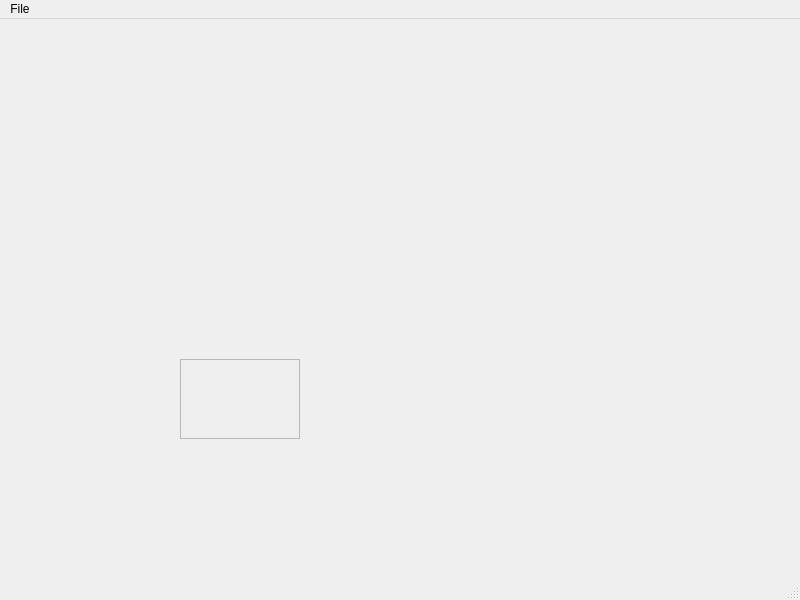
Qt form mainwindow.ui (helisoya/ProjetVN) before a commit.
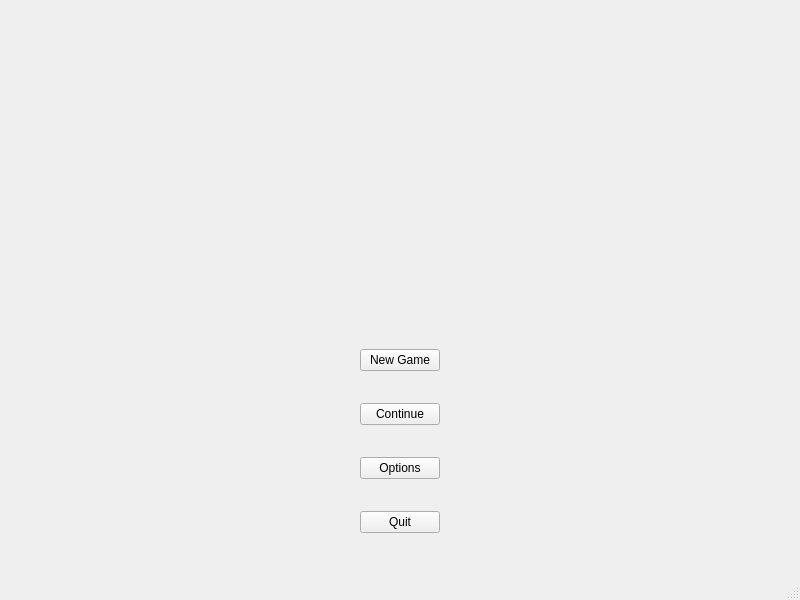
The same form after that commit. Icons and pictures are not drawn.

Commit message: main menu

```diff
--- a/mainwindow.ui
+++ b/mainwindow.ui
@@ -14,21 +14,120 @@
    <string>The Adventures of Baptiste</string>
   </property>
   <widget class="QWidget" name="centralwidget">
-   <widget class="QFrame" name="frame">
+   <property name="enabled">
+    <bool>true</bool>
+   </property>
+   <widget class="QWidget" name="gridLayoutWidget">
     <property name="geometry">
      <rect>
-      <x>180</x>
-      <y>340</y>
-      <width>120</width>
-      <height>80</height>
+      <x>-1</x>
+      <y>-1</y>
+      <width>801</width>
+      <height>561</height>
      </rect>
     </property>
-    <property name="frameShape">
-     <enum>QFrame::StyledPanel</enum>
-    </property>
-    <property name="frameShadow">
-     <enum>QFrame::Raised</enum>
-    </property>
+    <layout class="QGridLayout" name="gridLayout">
+     <item row="0" column="1">
+      <widget class="QLabel" name="label">
+       <property name="text">
+        <string/>
+       </property>
+       <property name="pixmap">
+        <pixmap resource="assets.qrc">:/assets/Images/BaptisteAdventure.png</pixmap>
+       </property>
+      </widget>
+     </item>
+     <item row="0" column="0">
+      <spacer name="horizontalSpacer">
+       <property name="orientation">
+        <enum>Qt::Horizontal</enum>
+       </property>
+       <property name="sizeHint" stdset="0">
+        <size>
+         <width>40</width>
+         <height>20</height>
+        </size>
+       </property>
+      </spacer>
+     </item>
+     <item row="1" column="1">
+      <layout class="QVBoxLayout" name="verticalLayout_3">
+       <item>
+        <spacer name="verticalSpacer_2">
+         <property name="orientation">
+          <enum>Qt::Vertical</enum>
+         </property>
+         <property name="sizeType">
+          <enum>QSizePolicy::Preferred</enum>
+         </property>
+         <property name="sizeHint" stdset="0">
+          <size>
+           <width>20</width>
+           <height>40</height>
+          </size>
+         </property>
+        </spacer>
+       </item>
+       <item>
+        <widget class="QPushButton" name="pushButton_2">
+         <property name="text">
+          <string>New Game</string>
+         </property>
+        </widget>
+       </item>
+       <item>
+        <widget class="QPushButton" name="pushButton_4">
+         <property name="text">
+          <string>Continue</string>
+         </property>
+        </widget>
+       </item>
+       <item>
+        <widget class="QPushButton" name="pushButton_3">
+         <property name="text">
+          <string>Options</string>
+         </property>
+        </widget>
+       </item>
+       <item>
+        <widget class="QPushButton" name="pushButton">
+         <property name="text">
+          <string>Quit</string>
+         </property>
+        </widget>
+       </item>
+      </layout>
+     </item>
+     <item row="1" column="0">
+      <spacer name="verticalSpacer">
+       <property name="orientation">
+        <enum>Qt::Vertical</enum>
+       </property>
+       <property name="sizeType">
+        <enum>QSizePolicy::Preferred</enum>
+       </property>
+       <property name="sizeHint" stdset="0">
+        <size>
+         <width>20</width>
+         <height>40</height>
+        </size>
+       </property>
+      </spacer>
+     </item>
+     <item row="0" column="2">
+      <spacer name="horizontalSpacer_2">
+       <property name="orientation">
+        <enum>Qt::Horizontal</enum>
+       </property>
+       <property name="sizeHint" stdset="0">
+        <size>
+         <width>40</width>
+         <height>20</height>
+        </size>
+       </property>
+      </spacer>
+     </item>
+    </layout>
    </widget>
   </widget>
   <widget class="QMenuBar" name="menubar">
@@ -37,15 +136,9 @@
      <x>0</x>
      <y>0</y>
      <width>800</width>
-     <height>26</height>
+     <height>22</height>
     </rect>
    </property>
-   <widget class="QMenu" name="menuFile">
-    <property name="title">
-     <string>File</string>
-    </property>
-   </widget>
-   <addaction name="menuFile"/>
   </widget>
   <widget class="QStatusBar" name="statusbar"/>
  </widget>
```
Left out of the diff: 12 changed lines with no effect on the pictures. The commit also changes 2 other files.
